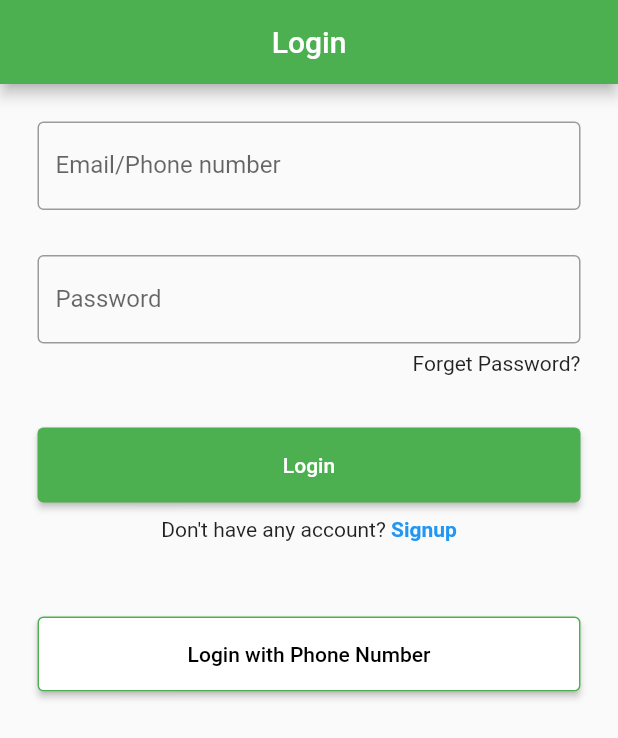
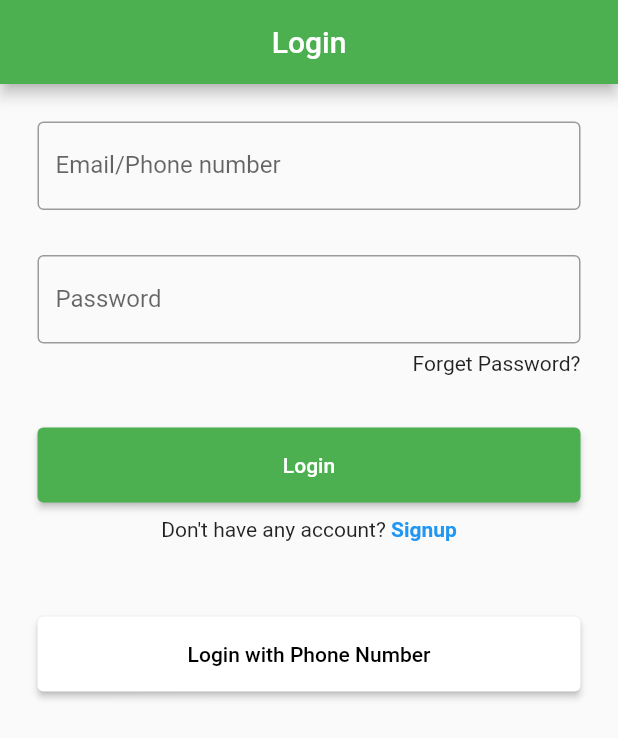
Before and after one commit to Md-Sifatullah617/pdf_gen, a Flutter app: the screen it shows after launch, on a phone screen of 412 x 824 dp. Shown: the top 738 px of the screen. Run offline on Flutter 3.47's test engine with Material 2 defaults, Android fonts, the phone set to English and light mode, and no system bars; our stand-ins replace firebase_auth, firebase_core, fluttertoast; accounts and stored records are empty.

Commit message:
buttonstyle

```diff
--- a/lib/auth/login.dart
+++ b/lib/auth/login.dart
@@ -146,11 +146,11 @@ class _LoginPageState extends State<LoginPage> {
                   ],
                 ),
                 const SizedBox(height: 50,),
-                ElevatedButton(onPressed: (){}, style: ElevatedButton.styleFrom(
-                    foregroundColor: Colors.black,
-                    backgroundColor: Colors.white,
-                    side: const BorderSide(color: Colors.green),
-                    minimumSize: const Size(double.infinity, 50)
+                ElevatedButton(onPressed: (){}, style: const ButtonStyle(
+                    minimumSize: MaterialStatePropertyAll(Size(double.infinity, 50)),
+                    backgroundColor: MaterialStatePropertyAll(Colors.white),
+                    foregroundColor: MaterialStatePropertyAll(Colors.black),
+
                 ), child: const Text("Login with Phone Number"),),
               ]),
             ),
```
